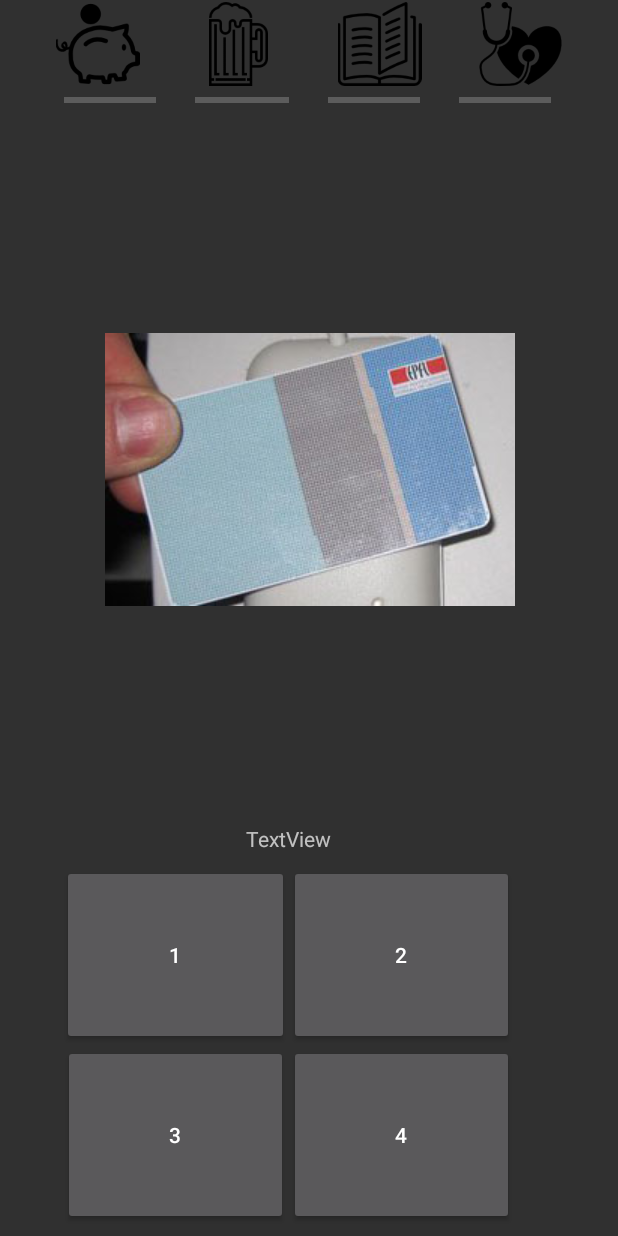
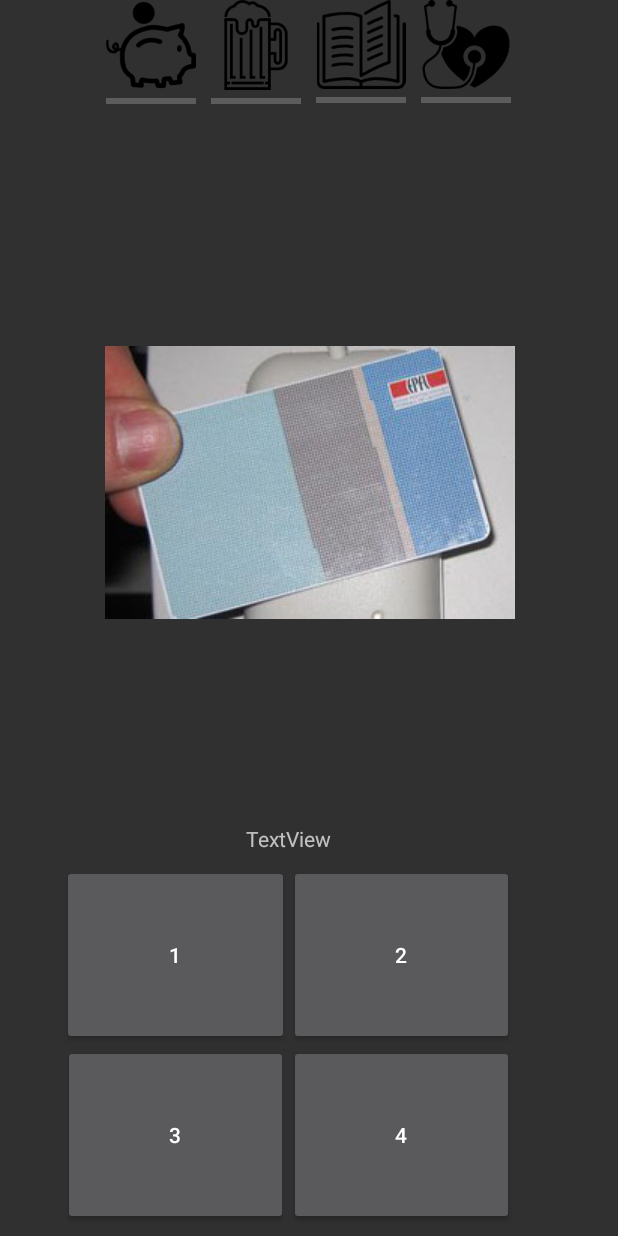
Before and after one commit to luc4s/EPFLSurvival_Android, an Android app: the QuestionActivity screen opened directly, with no data from a screen before it, on a phone screen of 412 x 824 dp. Run offline under Robolectric (Android 15) with nearby library versions, the phone set to English and light mode, and no system bars; 6 statements that could not run were skipped.

Commit message:
score centré

```diff
--- a/app/src/main/res/layout/activity_question.xml
+++ b/app/src/main/res/layout/activity_question.xml
@@ -21,7 +21,7 @@
         android:layout_marginStart="8dp"
         android:layout_marginEnd="8dp"
         android:layout_marginTop="8dp"
-        app:layout_constraintTop_toBottomOf="@+id/linearLayout3"
+        app:layout_constraintTop_toBottomOf="@+id/gridLayout"
         android:layout_marginBottom="8dp"
         app:layout_constraintBottom_toTopOf="@+id/linearLayout" />
 
@@ -99,49 +99,109 @@
 
     <GridLayout
         android:id="@+id/gridLayout"
-        android:layout_width="376dp"
-        android:layout_height="57dp"
+        android:layout_width="271dp"
+        android:layout_height="93dp"
         android:layout_marginEnd="8dp"
         android:layout_marginLeft="8dp"
         android:layout_marginRight="8dp"
         android:layout_marginStart="8dp"
-        android:layout_marginTop="1dp"
+        android:layout_marginTop="0dp"
         android:layout_weight="1"
-        android:columnCount="4"
-        android:rowCount="2"
+        android:columnCount="7"
+        android:rowCount="1"
+        app:layout_constraintHorizontal_bias="0.5"
         app:layout_constraintLeft_toLeftOf="parent"
         app:layout_constraintRight_toRightOf="parent"
         app:layout_constraintTop_toTopOf="parent">
 
         <LinearLayout
-            android:layout_width="match_parent"
-            android:layout_height="56dp"
-            android:orientation="horizontal">
+            android:layout_width="wrap_content"
+            android:layout_height="wrap_content"
+            android:orientation="vertical">
 
             <ImageView
                 android:id="@+id/imageViewFinances"
-                android:layout_width="45dp"
+                android:layout_width="60dp"
                 android:layout_height="wrap_content"
                 android:layout_column="3"
                 android:layout_row="0"
-                android:layout_weight="1"
                 android:adjustViewBounds="true"
                 app:srcCompat="@drawable/finances" />
 
+            <ProgressBar
+                android:id="@+id/barFinances"
+                style="?android:attr/progressBarStyleHorizontal"
+                android:layout_width="match_parent"
+                android:layout_height="wrap_content"
+                android:layout_column="3"
+                android:layout_row="1"
+                android:layout_weight="1"
+                android:indeterminate="false" />
+
+            <TextView
+                android:id="@+id/textView2"
+                android:layout_width="match_parent"
+                android:layout_height="wrap_content"
+                android:layout_weight="1"
+                android:gravity="center_horizontal"
+                android:text="+0" />
+
+        </LinearLayout>
+
+        <LinearLayout
+            android:layout_width="10dp"
+            android:layout_height="match_parent"
+            android:orientation="vertical"></LinearLayout>
+
+        <LinearLayout
+            android:layout_width="wrap_content"
+            android:layout_height="wrap_content"
+            android:orientation="vertical">
+
             <ImageView
                 android:id="@+id/imageViewSocial"
-                android:layout_width="45dp"
+                android:layout_width="60dp"
                 android:layout_height="wrap_content"
                 android:layout_column="2"
                 android:layout_row="0"
-                android:layout_weight="1"
                 android:adjustViewBounds="true"
                 android:cropToPadding="false"
                 app:srcCompat="@drawable/social" />
 
+            <ProgressBar
+                android:id="@+id/barSocial"
+                style="?android:attr/progressBarStyleHorizontal"
+                android:layout_width="match_parent"
+                android:layout_height="wrap_content"
+                android:layout_column="2"
+                android:layout_row="1"
+                android:layout_weight="1.01"
+                android:indeterminate="false" />
+
+            <TextView
+                android:id="@+id/textView3"
+                android:layout_width="match_parent"
+                android:layout_height="wrap_content"
+                android:layout_weight="1.01"
+                android:gravity="center_horizontal"
+                android:text="+0" />
+
+        </LinearLayout>
+
+        <LinearLayout
+            android:layout_width="10dp"
+            android:layout_height="match_parent"
+            android:layout_weight="1"
+            android:orientation="vertical"></LinearLayout>
+
+        <LinearLayout
+            android:layout_width="wrap_content"
+            android:layout_height="wrap_content"
+            android:orientation="vertical">
+
             <ImageView
                 android:id="@+id/imageViewAcademic"
-                android:layout_width="45dp"
+                android:layout_width="60dp"
                 android:layout_height="wrap_content"
                 android:layout_column="1"
                 android:layout_row="0"
@@ -149,168 +209,64 @@
                 android:adjustViewBounds="true"
                 app:srcCompat="@drawable/academic" />
 
-            <ImageView
-                android:id="@+id/imageViewHealth"
-                android:layout_width="45dp"
-                android:layout_height="wrap_content"
-                android:layout_weight="1"
-                android:adjustViewBounds="true"
-                app:srcCompat="@drawable/health" />
-        </LinearLayout>
-
-    </GridLayout>
-
-    <LinearLayout
-        android:layout_width="377dp"
-        android:layout_height="18dp"
-        android:layout_marginLeft="8dp"
-        android:layout_marginRight="8dp"
-        android:orientation="horizontal"
-        app:layout_constraintHorizontal_bias="0.571"
-        app:layout_constraintLeft_toLeftOf="@+id/gridLayout"
-        app:layout_constraintRight_toRightOf="@+id/gridLayout"
-        app:layout_constraintTop_toBottomOf="@+id/gridLayout"
-        android:id="@+id/linearLayout3"
-        android:layout_marginStart="8dp"
-        android:layout_marginEnd="8dp">
-
-        <Space
-            android:layout_width="wrap_content"
-            android:layout_height="wrap_content"
-            android:layout_weight="1" />
-
-        <ProgressBar
-            android:id="@+id/barFinances"
-            style="?android:attr/progressBarStyleHorizontal"
-            android:layout_width="35dp"
-            android:layout_height="wrap_content"
-            android:layout_column="3"
-            android:layout_row="1"
-            android:layout_weight="1"
-            android:indeterminate="false" />
-
-        <Space
-            android:layout_width="wrap_content"
-            android:layout_height="wrap_content"
-            android:layout_weight="1" />
-
-        <ProgressBar
-            android:id="@+id/barSocial"
-            style="?android:attr/progressBarStyleHorizontal"
-            android:layout_width="35dp"
-            android:layout_height="wrap_content"
-            android:layout_column="2"
-            android:layout_row="1"
-            android:layout_weight="1.05"
-            android:indeterminate="false" />
-
-        <Space
-            android:layout_width="wrap_content"
-            android:layout_height="wrap_content"
-            android:layout_weight="1" />
-
             <ProgressBar
                 android:id="@+id/barAcademic"
                 style="?android:attr/progressBarStyleHorizontal"
-            android:layout_width="35dp"
+                android:layout_width="match_parent"
                 android:layout_height="wrap_content"
                 android:layout_column="1"
                 android:layout_row="1"
                 android:layout_weight="1"
                 android:indeterminate="false" />
 
-        <Space
+            <TextView
+                android:id="@+id/textView4"
+                android:layout_width="match_parent"
+                android:layout_height="wrap_content"
+                android:layout_weight="1"
+                android:gravity="center_horizontal"
+                android:text="+0" />
+
+        </LinearLayout>
+
+        <LinearLayout
+            android:layout_width="10dp"
+            android:layout_height="match_parent"
+            android:layout_weight="1"
+            android:orientation="vertical"></LinearLayout>
+
+        <LinearLayout
             android:layout_width="wrap_content"
             android:layout_height="wrap_content"
-            android:layout_weight="1" />
+            android:orientation="vertical">
+
+            <ImageView
+                android:id="@+id/imageViewHealth"
+                android:layout_width="60dp"
+                android:layout_height="wrap_content"
+                android:layout_weight="1"
+                android:adjustViewBounds="true"
+                app:srcCompat="@drawable/health" />
 
             <ProgressBar
                 android:id="@+id/barHealth"
                 style="?android:attr/progressBarStyleHorizontal"
-            android:layout_width="35dp"
+                android:layout_width="match_parent"
                 android:layout_height="wrap_content"
                 android:layout_column="0"
                 android:layout_row="1"
                 android:layout_weight="1"
                 android:indeterminate="false" />
 
-        <Space
-            android:layout_width="wrap_content"
-            android:layout_height="wrap_content"
-            android:layout_weight="1" />
-    </LinearLayout>
-
-    <LinearLayout
-        android:id="@+id/linearLayout4"
-        android:layout_width="377dp"
-        android:layout_height="18dp"
-        android:layout_marginEnd="8dp"
-        android:layout_marginLeft="8dp"
-        android:layout_marginRight="8dp"
-        android:layout_marginStart="8dp"
-        android:layout_marginTop="19dp"
-        android:orientation="horizontal"
-        app:layout_constraintHorizontal_bias="0.529"
-        app:layout_constraintLeft_toLeftOf="@+id/gridLayout"
-        app:layout_constraintRight_toRightOf="@+id/gridLayout"
-        app:layout_constraintTop_toBottomOf="@+id/gridLayout">
-
-        <Space
-            android:layout_width="wrap_content"
-            android:layout_height="wrap_content"
-            android:layout_weight="0.76" />
-
             <TextView
-            android:id="@+id/textView2"
-            android:layout_width="wrap_content"
+                android:id="@+id/textView5"
+                android:layout_width="match_parent"
                 android:layout_height="wrap_content"
                 android:layout_weight="1"
                 android:gravity="center_horizontal"
                 android:text="+0" />
-
-        <Space
-            android:layout_width="wrap_content"
-            android:layout_height="wrap_content"
-            android:layout_weight="1" />
-
-        <TextView
-            android:id="@+id/textView3"
-            android:layout_width="wrap_content"
-            android:layout_height="wrap_content"
-            android:layout_weight="1"
-            android:gravity="center_horizontal"
-            android:text="+0" />
-
-        <Space
-            android:layout_width="wrap_content"
-            android:layout_height="wrap_content"
-            android:layout_weight="1" />
-
-        <TextView
-            android:id="@+id/textView4"
-            android:layout_width="wrap_content"
-            android:layout_height="wrap_content"
-            android:layout_weight="1"
-            android:gravity="center_horizontal"
-            android:text="+0" />
-
-        <Space
-            android:layout_width="wrap_content"
-            android:layout_height="wrap_content"
-            android:layout_weight="1" />
-
-        <TextView
-            android:id="@+id/textView5"
-            android:layout_width="wrap_content"
-            android:layout_height="wrap_content"
-            android:layout_weight="1"
-            android:gravity="center_horizontal"
-            android:text="+0" />
-
-        <Space
-            android:layout_width="wrap_content"
-            android:layout_height="wrap_content"
-            android:layout_weight="1" />
         </LinearLayout>
 
+    </GridLayout>
+
 </android.support.constraint.ConstraintLayout>
```
Lines whose indentation alone changed are shown as unchanged.
